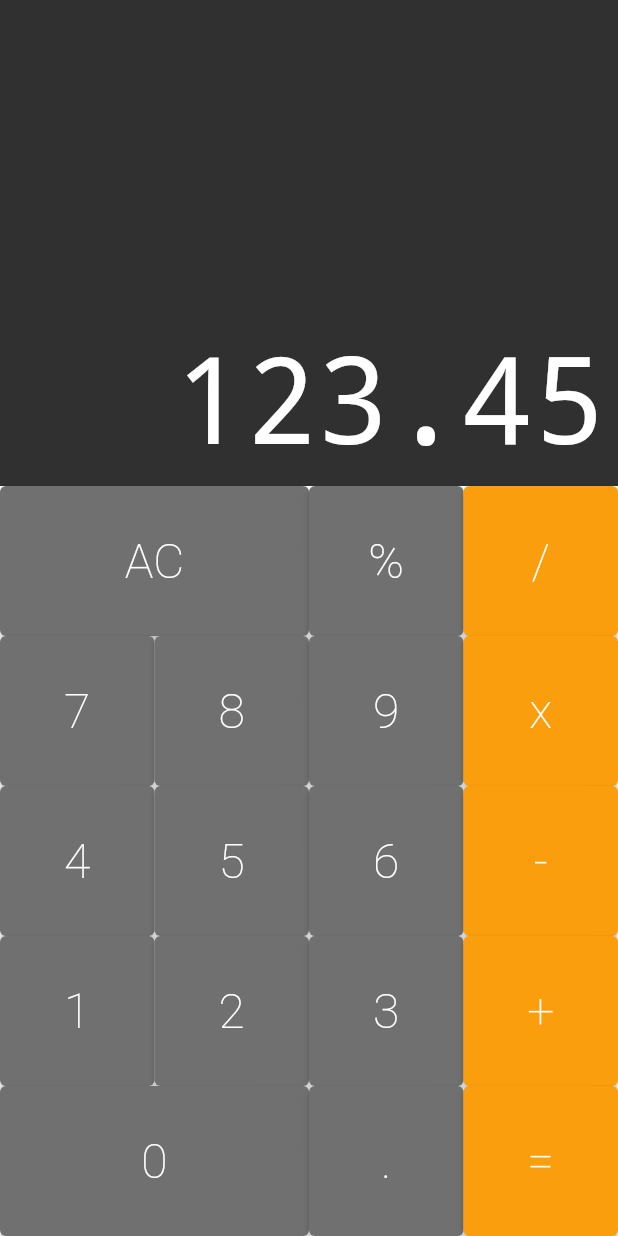
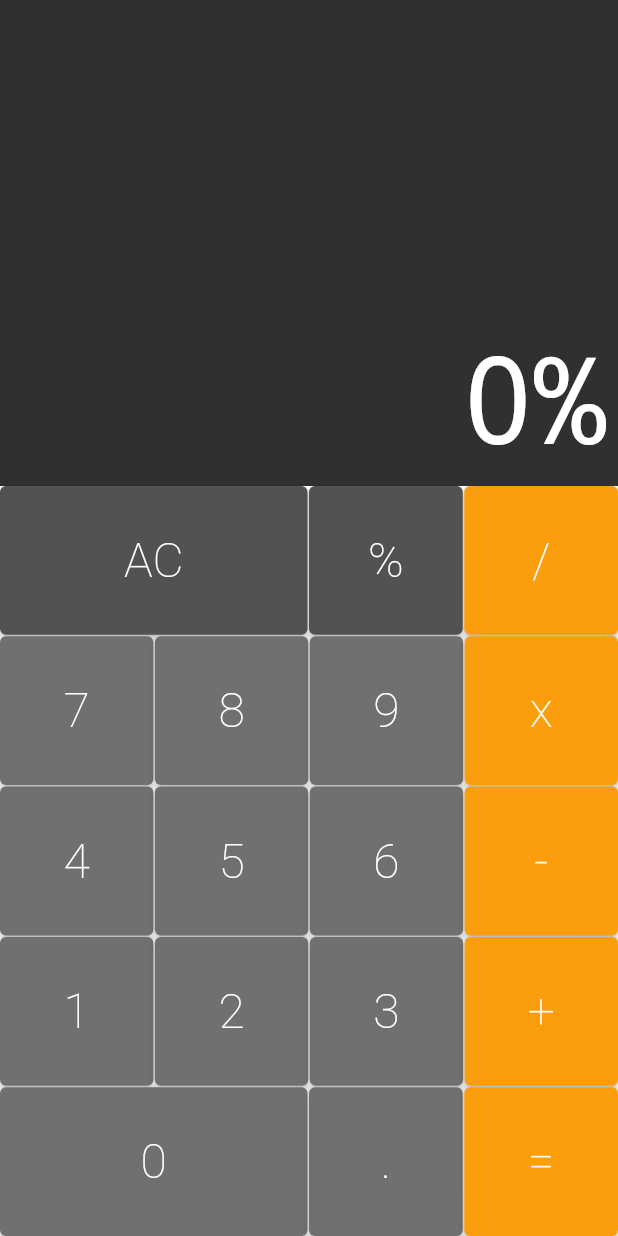
Before and after one commit to brunofrs7/calculator-flutter, a Flutter app: the screen it shows after launch, after a tap on an icon or button, on a phone screen of 412 x 824 dp. Run offline on Flutter 3.47's test engine with Material 2 defaults, Android fonts, the phone set to English and light mode, and no system bars; drawn by our look-alikes of auto_size_text.

Commit message:
Interface finished, memory started

```diff
--- a/lib/components/button.dart
+++ b/lib/components/button.dart
@@ -8,24 +8,28 @@ class Button extends StatelessWidget {
   final String text;
   final bool big;
   final Color color;
+  final void Function(String) cb;
 
-  const Button({
+  Button({
     super.key,
     required this.text,
     this.big = false,
     this.color = defaultColor,
+    required this.cb,
   });
-  const Button.big({
+  Button.big({
     super.key,
     required this.text,
     this.big = true,
     this.color = defaultColor,
+    required this.cb,
   });
-  const Button.operation({
+  Button.operation({
     super.key,
     required this.text,
     this.big = false,
     this.color = operationColor,
+    required this.cb,
   });
 
   @override
@@ -44,7 +48,7 @@ class Button extends StatelessWidget {
             fontWeight: FontWeight.w200,
           ),
         ),
-        onPressed: () {},
+        onPressed: () => cb(text),
       ),
     );
   }
--- a/lib/components/button_row.dart
+++ b/lib/components/button_row.dart
@@ -4,7 +4,7 @@ import 'package:flutter/material.dart';
 class ButtonRow extends StatelessWidget {
   final List<Button> buttons;
 
-  const ButtonRow({
+  ButtonRow({
     super.key,
     required this.buttons,
   });
@@ -15,7 +15,10 @@ class ButtonRow extends StatelessWidget {
       flex: 1,
       child: Row(
         crossAxisAlignment: CrossAxisAlignment.stretch,
-        children: buttons,
+        children: buttons.fold([], (list, b) {
+          list.isEmpty ? list.add(b) : list.addAll([SizedBox(width: 1), b]);
+          return list;
+        }),
       ),
     );
   }
--- a/lib/components/keyboard.dart
+++ b/lib/components/keyboard.dart
@@ -3,48 +3,59 @@ import 'button.dart';
 import 'button_row.dart';
 
 class Keyboard extends StatelessWidget {
+  final void Function(String) cb;
+
+  Keyboard({
+    super.key,
+    required this.cb,
+  });
+
   @override
   Widget build(BuildContext context) {
     return Container(
       height: 500,
       child: Column(
-        children: const [
+        children: [
           ButtonRow(
             buttons: [
-              Button.big(text: 'AC'),
-              Button(text: '%'),
-              Button.operation(text: '/'),
+              Button.big(text: 'AC', color: Button.darkColor, cb: cb),
+              Button(text: '%', color: Button.darkColor, cb: cb),
+              Button.operation(text: '/', cb: cb),
             ],
           ),
+          SizedBox(height: 1),
           ButtonRow(
             buttons: [
-              Button(text: '7'),
-              Button(text: '8'),
-              Button(text: '9'),
-              Button.operation(text: 'x'),
+              Button(text: '7', cb: cb),
+              Button(text: '8', cb: cb),
+              Button(text: '9', cb: cb),
+              Button.operation(text: 'x', cb: cb),
             ],
           ),
+          SizedBox(height: 1),
           ButtonRow(
             buttons: [
-              Button(text: '4'),
-              Button(text: '5'),
-              Button(text: '6'),
-              Button.operation(text: '-'),
+              Button(text: '4', cb: cb),
+              Button(text: '5', cb: cb),
+              Button(text: '6', cb: cb),
+              Button.operation(text: '-', cb: cb),
             ],
           ),
+          SizedBox(height: 1),
           ButtonRow(
             buttons: [
-              Button(text: '1'),
-              Button(text: '2'),
-              Button(text: '3'),
-              Button.operation(text: '+'),
+              Button(text: '1', cb: cb),
+              Button(text: '2', cb: cb),
+              Button(text: '3', cb: cb),
+              Button.operation(text: '+', cb: cb),
             ],
           ),
+          SizedBox(height: 1),
           ButtonRow(
             buttons: [
-              Button.big(text: '0'),
-              Button(text: '.'),
-              Button.operation(text: '='),
+              Button.big(text: '0', cb: cb),
+              Button(text: '.', cb: cb),
+              Button.operation(text: '=', cb: cb),
             ],
           ),
         ],
--- a/lib/main.dart
+++ b/lib/main.dart
@@ -2,5 +2,5 @@ import 'package:flutter/material.dart';
 import './screens/calculator.dart';
 
 void main() {
-  runApp(const Calculator());
+  runApp(Calculator());
 }
--- a/lib/models/memory.dart
+++ b/lib/models/memory.dart
@@ -1 +1,19 @@
-class Memory {}
+class Memory {
+  String _value = '0';
+
+  String get value {
+    return _value;
+  }
+
+  void applyCommand(String command) {
+    if (command == 'AC') {
+      _allClear();
+    } else {
+      _value += command;
+    }
+  }
+
+  _allClear() {
+    _value = '0';
+  }
+}
--- a/lib/screens/calculator.dart
+++ b/lib/screens/calculator.dart
@@ -1,17 +1,29 @@
+import 'package:calculator/models/memory.dart';
 import 'package:flutter/material.dart';
 import '../components/display.dart';
 import '../components/keyboard.dart';
 
-class Calculator extends StatelessWidget {
-  const Calculator({super.key});
+class Calculator extends StatefulWidget {
+  @override
+  State<Calculator> createState() => _CalculatorState();
+}
+
+class _CalculatorState extends State<Calculator> {
+  final Memory memory = Memory();
+
+  _onPressed(String command) {
+    setState(() {
+      memory.applyCommand(command);
+    });
+  }
 
   @override
   Widget build(BuildContext context) {
     return MaterialApp(
       home: Column(
         children: [
-          Display(text: '123.45'),
-          Keyboard(),
+          Display(text: memory.value),
+          Keyboard(cb: _onPressed),
         ],
       ),
     );
```
